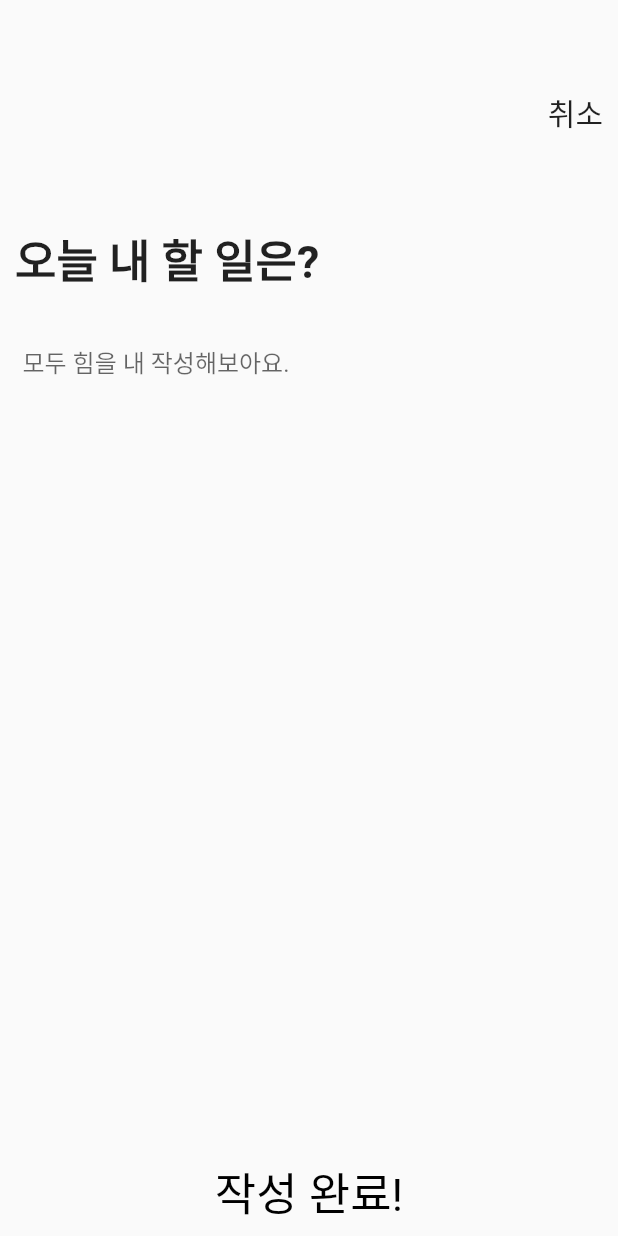
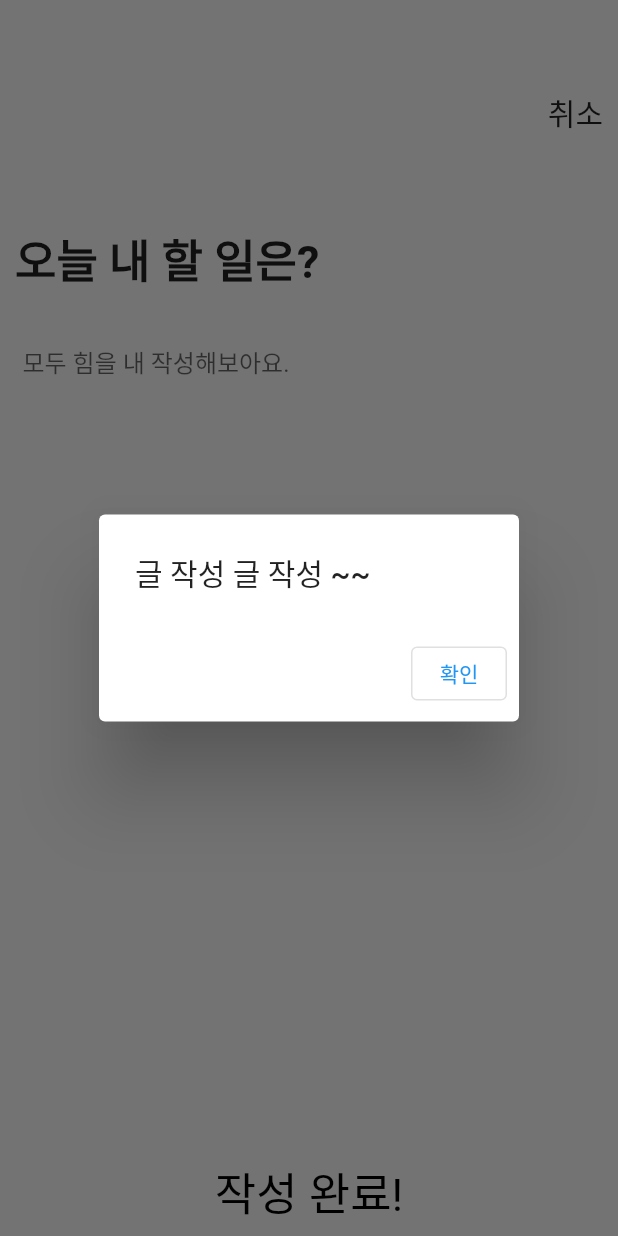
Before and after one commit to Lee-YuYeong/todolist, a Flutter app: the Write screen opened directly, after a tap on "작성 완료!", on a phone screen of 412 x 824 dp. Run offline on Flutter 3.47's test engine with Material 2 defaults, Android fonts, the phone set to English and light mode, and no system bars; our stand-ins replace dio; network calls fail; Roboto replaces fonts that are missing (Jua-Regular).

Commit message:
코드리팩토링 중

```diff
--- a/lib/todo/write.dart
+++ b/lib/todo/write.dart
@@ -2,10 +2,12 @@
 // ! : null이 절대 아님을 단언
 // ? : null일 수도 있음
 
+import 'package:contact/model/todosVO.dart';
 import 'package:contact/provider/provider.dart';
 import 'package:flutter/material.dart';
 import 'package:dio/dio.dart';
 import 'package:provider/provider.dart';
+import '../api_client/fetchdata.dart';
 import '../main.dart';
 
 var dio = Dio();
@@ -34,6 +36,12 @@ class _SecondState extends State<Write> {
     if (widget.defaultValue != null) {
       myController.text = widget.defaultValue!; // 컨트롤러에 기본값 할당
     }
+  }
+
+  void todoRender() {
+    setState(() {
+      fetchData(isSuccess: 0, todoProvider: _todoProvider);
+    });
   }
 
   @override
@@ -85,30 +93,46 @@ class _SecondState extends State<Write> {
                 ),
               ),
             ),
-            GestureDetector(
-              onTap: () {
-                Navigator.push(context,
-                    MaterialPageRoute(builder: (context) => TodosWidget()));
-              },
-              child: Container(
+             Container(
                 alignment: Alignment.center,
                 child: TextButton(child: Text("작성 완료!",style: TextStyle(fontSize: 30, color: Colors.black, fontWeight: FontWeight.w400),textAlign: TextAlign.center),
-                  onPressed: () {
+                  onPressed: () async {
                     String todo = myController.text;
-                   if(todo != ""){
+                    if(todo != ""){ //글 작성 했을 경우
                       if(widget.defaultValue == null) {
-                        var response = dio.post('https://api2.metabx.io/api/examples', data:{'todo': todo});
-                        Navigator.pop(context, response);
-                      }else {
-                          Navigator.pop(context, todo);
+                       await dio.post('https://api2.metabx.io/api/examples', data:{'todo': todo});
+                       fetchData(isSuccess : 0, todoProvider: _todoProvider);
+                      }
+                      Navigator.pop(context, todo);
+                    }else {
+                      print("write null");//글 작성 안 했을 경우
+                      writeDialog();
                     }
-                   }
                   },
                 ),
               ),
-            )
           ],
         ),
     );
   }
+
+  //글을 작성 안 했을 경우
+  void writeDialog () {
+    showDialog(
+        context: context,
+        builder:(BuildContext context) {
+          return AlertDialog(
+            title: new Text("글 작성 글 작성 ~~"),
+            actions: <Widget>[
+              OutlinedButton(
+                  onPressed: () {
+                    Navigator.pop(context);
+                  },
+                  child: Text("확인")
+              )
+            ],
+          );
+        }
+    );
+  }
 }
```
Also changed, not shown: lib/main.dart (+44 -55 lines).
